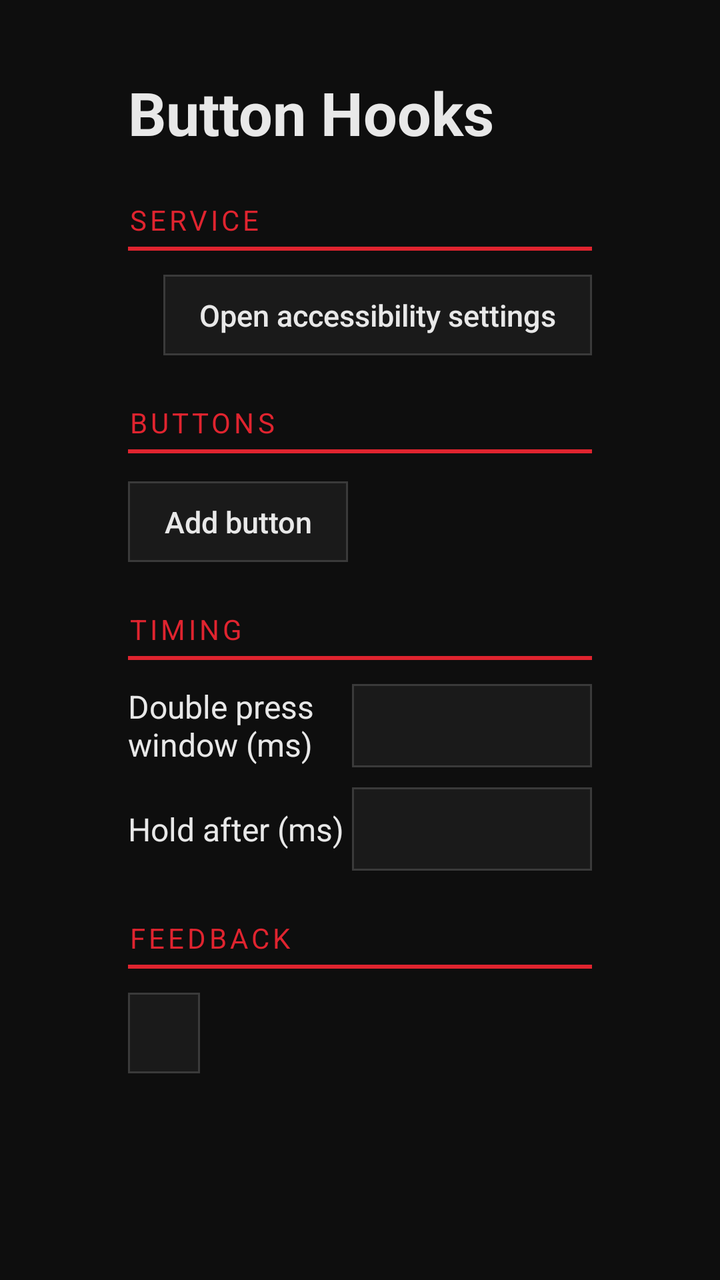
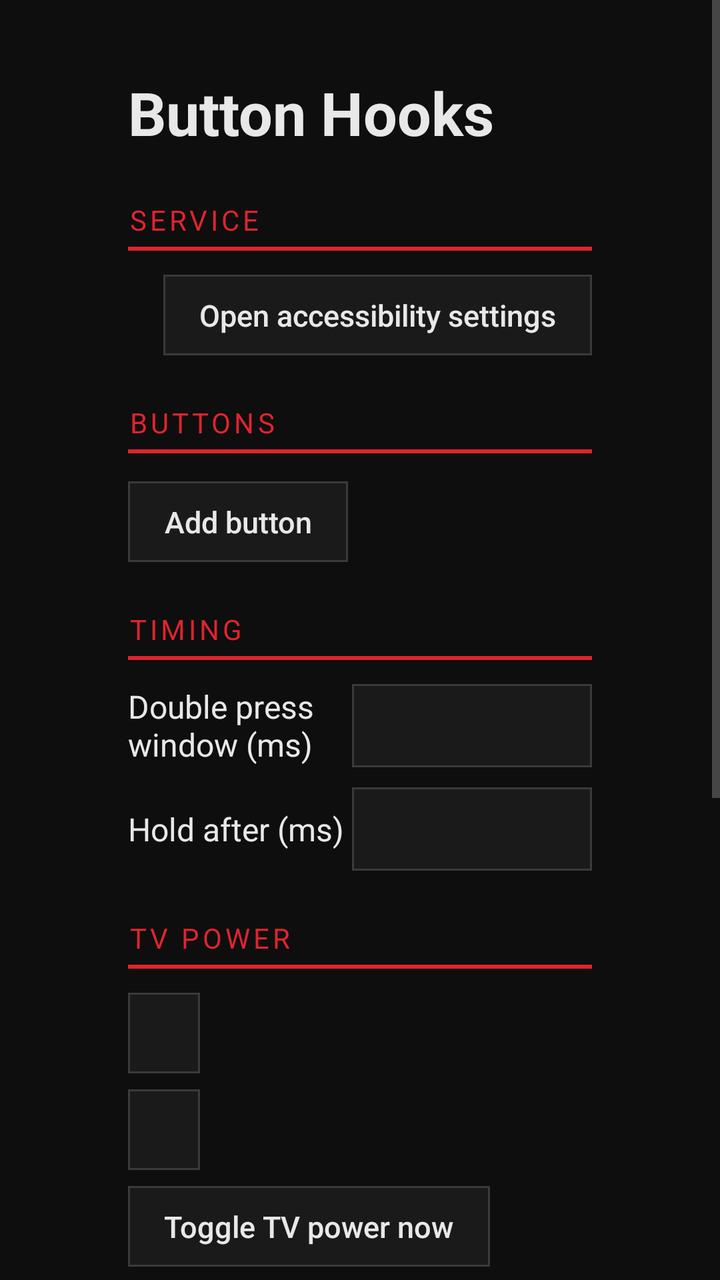

Compare the two renders of this Android layout. The source of the first and the diff that turns it into the second are given below.
<!-- AndroidManifest.xml: application theme Theme.ButtonHooks -->
<!-- res/layout/activity_settings.xml -->
<?xml version="1.0" encoding="utf-8"?>
<ScrollView xmlns:android="http://schemas.android.com/apk/res/android"
    android:layout_width="match_parent"
    android:layout_height="match_parent"
    android:background="@color/bg"
    android:fillViewport="true">

    <LinearLayout
        android:layout_width="match_parent"
        android:layout_height="wrap_content"
        android:orientation="vertical"
        android:paddingStart="64dp"
        android:paddingEnd="64dp"
        android:paddingTop="36dp"
        android:paddingBottom="48dp">

        <TextView
            android:layout_width="wrap_content"
            android:layout_height="wrap_content"
            android:text="@string/app_name"
            android:textColor="@color/text"
            android:textSize="30sp"
            android:textStyle="bold" />

        
        <TextView style="@style/SectionHeader" android:text="@string/section_service" />

        <LinearLayout
            android:layout_width="match_parent"
            android:layout_height="wrap_content"
            android:layout_marginTop="12dp"
            android:gravity="center_vertical"
            android:orientation="horizontal">

            <TextView
                android:id="@+id/service_status"
                style="@style/Label"
                android:layout_width="0dp"
                android:layout_weight="1" />

            <Button
                android:id="@+id/open_accessibility"
                style="@style/FlatButton"
                android:text="@string/open_accessibility" />
        </LinearLayout>

        
        <TextView style="@style/SectionHeader" android:text="@string/section_buttons" />

        <LinearLayout
            android:id="@+id/hooks_list"
            android:layout_width="match_parent"
            android:layout_height="wrap_content"
            android:orientation="vertical" />

        <LinearLayout
            android:layout_width="match_parent"
            android:layout_height="wrap_content"
            android:layout_marginTop="14dp"
            android:gravity="center_vertical"
            android:orientation="horizontal">

            <Button
                android:id="@+id/add_hook"
                style="@style/FlatButton"
                android:text="@string/add_button" />

            <TextView
                android:id="@+id/learn_status"
                android:layout_width="0dp"
                android:layout_height="wrap_content"
                android:layout_marginStart="18dp"
                android:layout_weight="1"
                android:textColor="@color/mid"
                android:textSize="15sp" />
        </LinearLayout>

        
        <TextView style="@style/SectionHeader" android:text="@string/section_timing" />

        <LinearLayout
            android:layout_width="match_parent"
            android:layout_height="wrap_content"
            android:layout_marginTop="12dp"
            android:gravity="center_vertical"
            android:orientation="horizontal">

            <TextView
                style="@style/Label"
                android:layout_width="0dp"
                android:layout_weight="1"
                android:text="@string/label_double_ms" />

            <EditText
                android:id="@+id/double_ms"
                style="@style/Field"
                android:layout_width="120dp"
                android:inputType="number" />
        </LinearLayout>

        <LinearLayout
            android:layout_width="match_parent"
            android:layout_height="wrap_content"
            android:layout_marginTop="10dp"
            android:gravity="center_vertical"
            android:orientation="horizontal">

            <TextView
                style="@style/Label"
                android:layout_width="0dp"
                android:layout_weight="1"
                android:text="@string/label_hold_ms" />

            <EditText
                android:id="@+id/hold_ms"
                style="@style/Field"
                android:layout_width="120dp"
                android:inputType="number" />
        </LinearLayout>

        
        <TextView style="@style/SectionHeader" android:text="@string/section_feedback" />

        <Button
            android:id="@+id/badge_mode"
            style="@style/FlatButton"
            android:layout_marginTop="12dp" />

        <TextView
            android:id="@+id/last_result"
            android:layout_width="match_parent"
            android:layout_height="wrap_content"
            android:layout_marginTop="24dp"
            android:textColor="@color/mid"
            android:textSize="14sp" />
    </LinearLayout>
</ScrollView>
<!-- resources referenced by this layout -->
<resources>
  <color name="bg">#0E0E0E</color>
  <color name="mid">#7A7A7A</color>
  <color name="text">#E8E8E8</color>
  <string name="add_button">Add button</string>
  <string name="app_name">Button Hooks</string>
  <string name="label_double_ms">Double press window (ms)</string>
  <string name="label_hold_ms">Hold after (ms)</string>
  <string name="open_accessibility">Open accessibility settings</string>
  <string name="section_buttons">Buttons</string>
  <string name="section_feedback">Feedback</string>
  <string name="section_service">Service</string>
  <string name="section_timing">Timing</string>
  <style name="Field">
          <item name="android:layout_height">wrap_content</item>
          <item name="android:background">@drawable/field</item>
          <item name="android:padding">10dp</item>
          <item name="android:textColor">@color/text</item>
          <item name="android:textColorHint">@color/mid</item>
          <item name="android:textSize">16sp</item>
          <item name="android:singleLine">true</item>
      </style>
  <style name="Label">
          <item name="android:layout_width">wrap_content</item>
          <item name="android:layout_height">wrap_content</item>
          <item name="android:textColor">@color/text</item>
          <item name="android:textSize">16sp</item>
      </style>
  <style name="SectionHeader">
          <item name="android:layout_width">match_parent</item>
          <item name="android:layout_height">wrap_content</item>
          <item name="android:layout_marginTop">24dp</item>
          <item name="android:paddingBottom">6dp</item>
          <item name="android:textColor">@color/accent</item>
          <item name="android:textSize">14sp</item>
          <item name="android:textAllCaps">true</item>
          <item name="android:letterSpacing">0.12</item>
          <item name="android:background">@drawable/underline</item>
      </style>
  <style name="Theme.ButtonHooks" parent="android:Theme.Material.NoActionBar">
          <item name="android:windowBackground">@color/bg</item>
          <item name="android:colorBackground">@color/bg</item>
          <item name="android:colorAccent">@color/accent</item>
          <item name="android:colorPrimary">@color/surface</item>
          <item name="android:textColorPrimary">@color/text</item>
          <item name="android:textColorSecondary">@color/mid</item>
          <item name="android:textColorHint">@color/mid</item>
      </style>
  <!-- drawable field (drawable) -->
  <?xml version="1.0" encoding="utf-8"?>
  <selector xmlns:android="http://schemas.android.com/apk/res/android">
      <item android:state_focused="true">
          <shape android:shape="rectangle">
              <solid android:color="@color/surface" />
              <stroke android:width="3dp" android:color="@color/accent" />
          </shape>
      </item>
      <item>
          <shape android:shape="rectangle">
              <solid android:color="@color/surface" />
              <stroke android:width="1dp" android:color="@color/line" />
          </shape>
      </item>
  </selector>
  <color name="accent">#E0242F</color>
  <!-- drawable underline (drawable) -->
  <?xml version="1.0" encoding="utf-8"?>
  <layer-list xmlns:android="http://schemas.android.com/apk/res/android">
      <item android:gravity="bottom" android:height="2dp">
          <shape android:shape="rectangle">
              <solid android:color="@color/accent" />
          </shape>
      </item>
  </layer-list>
  <color name="surface">#1A1A1A</color>
  <color name="line">#3A3A3A</color>
  <color name="accent_dim">#5A0E13</color>
  <!-- unchanged entries left out for length: 2 -->
</resources>

<!-- the commit's change to res/layout/activity_settings.xml (unified diff, before → after) -->
@@ -119,6 +119,32 @@
         </LinearLayout>
 
         
+        <TextView style="@style/SectionHeader" android:text="@string/section_tv" />
+
+        <Button
+            android:id="@+id/tv_power"
+            style="@style/FlatButton"
+            android:layout_marginTop="12dp" />
+
+        <Button
+            android:id="@+id/tv_power_remote"
+            style="@style/FlatButton"
+            android:layout_marginTop="8dp" />
+
+        <Button
+            android:id="@+id/tv_power_test"
+            style="@style/FlatButton"
+            android:layout_marginTop="8dp"
+            android:text="@string/tv_power_test" />
+
+        <TextView
+            style="@style/Label"
+            android:layout_width="match_parent"
+            android:layout_marginTop="8dp"
+            android:textColor="@color/mid"
+            android:text="@string/tv_power_help" />
+
+        
         <TextView style="@style/SectionHeader" android:text="@string/section_feedback" />
 
         <Button
<!-- resource entries referenced after the edit -->
@@ -12,6 +12,9 @@
   <string name="section_feedback">Feedback</string>
   <string name="section_service">Service</string>
   <string name="section_timing">Timing</string>
+  <string name="section_tv">TV power</string>
+  <string name="tv_power_help">Uses the TV power code stored on the Shield Remote (set up on NVIDIA\'s firmware) and toggles it when the Shield sleeps or wakes. If the TV gets out of step, fix it once with the TV\'s own button. With two remotes paired, pick the one kept with this TV, because only one remote may fire.</string>
+  <string name="tv_power_test">Toggle TV power now</string>
   <style name="Field">
           <item name="android:layout_height">wrap_content</item>
           <item name="android:background">@drawable/field</item>
